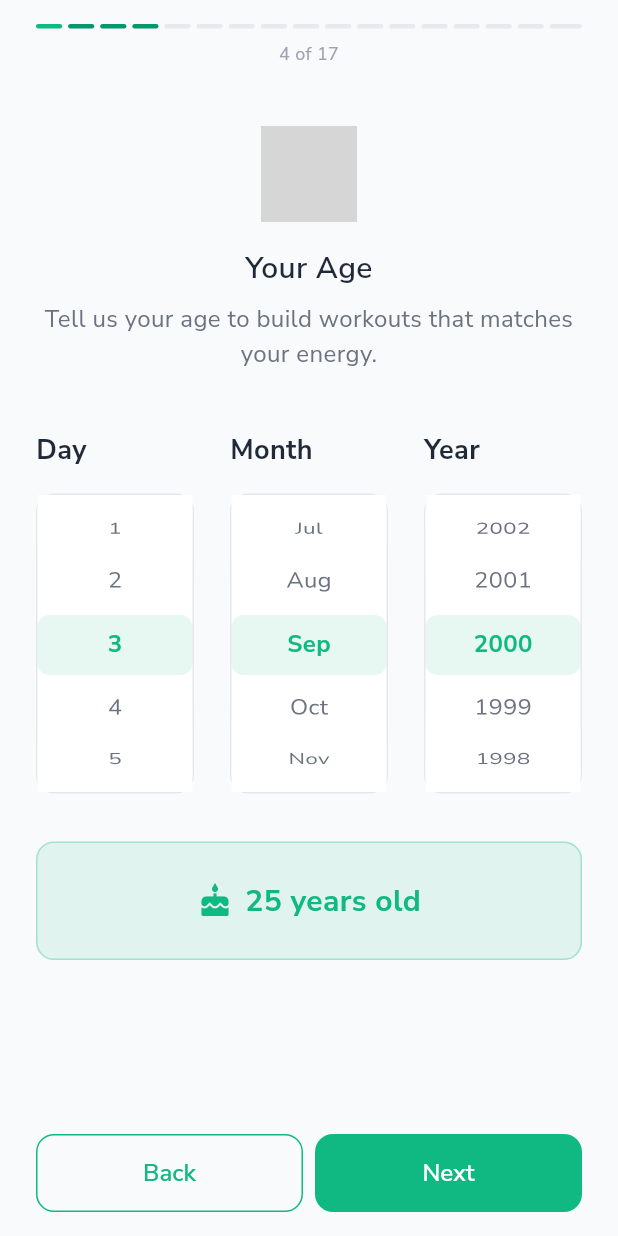
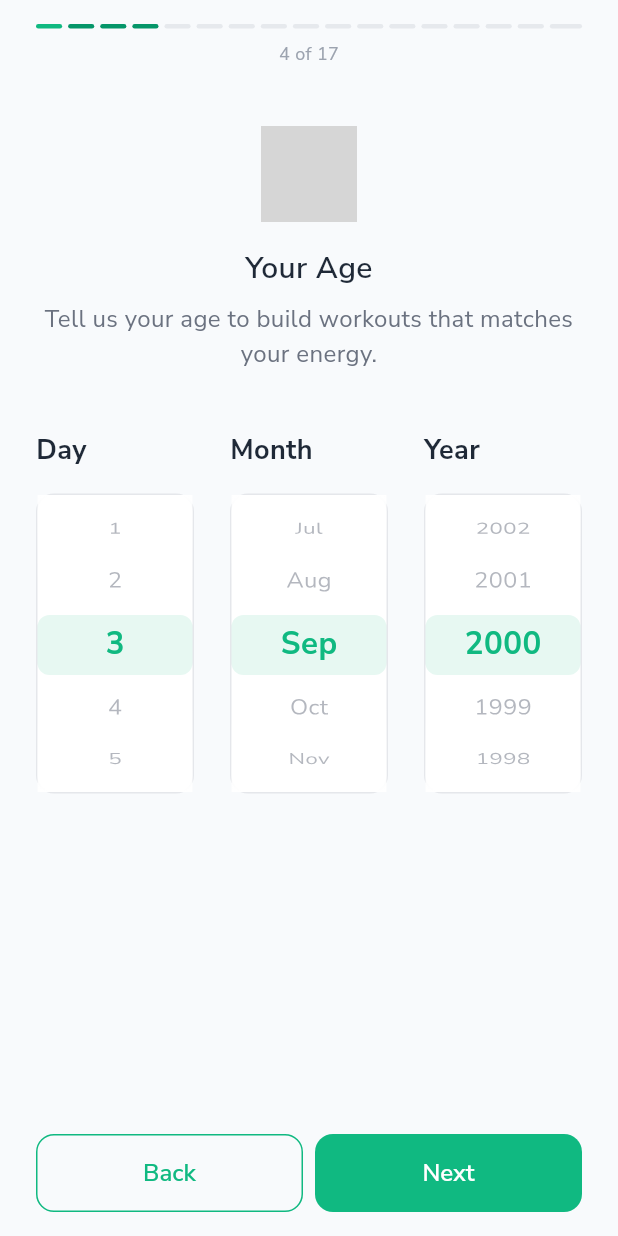
Before and after one commit to mahmoudal99/moctarnutrition, a Flutter app: the OnboardingScreen screen opened by its route, swiped to page 4, on a phone screen of 412 x 824 dp. Run offline on Flutter 3.47's test engine with Material 3 defaults, Android fonts, the phone set to English and light mode, and no system bars; our stand-ins replace cached_network_image, cloud_firestore, firebase_auth, firebase_core, firebase_storage, fl_chart and 15 more; missing offline and left inert: flutter_floating_bottom_bar, mobile_scanner, openfoodfacts; accounts and stored records are empty; network calls fail; project files that could hold a hidden picture were left out; grey boxes are pictures that could not be loaded.

Commit message:
Improve onboarding

```diff
--- a/lib/features/onboarding/presentation/steps/onboarding_age_step.dart
+++ b/lib/features/onboarding/presentation/steps/onboarding_age_step.dart
@@ -123,36 +123,6 @@ class _OnboardingAgeStepState extends State<OnboardingAgeStep> {
         ),
 
         const SizedBox(height: AppConstants.spacingXL),
-
-        // Age Display
-        Container(
-          padding: const EdgeInsets.all(AppConstants.spacingL),
-          decoration: BoxDecoration(
-            color: AppConstants.primaryColor.withOpacity(0.1),
-            borderRadius: BorderRadius.circular(12),
-            border: Border.all(
-              color: AppConstants.primaryColor.withOpacity(0.3),
-            ),
-          ),
-          child: Row(
-            mainAxisAlignment: MainAxisAlignment.center,
-            children: [
-              const Icon(
-                Icons.cake,
-                color: AppConstants.primaryColor,
-                size: 24,
-              ),
-              const SizedBox(width: AppConstants.spacingS),
-              Text(
-                '$_calculatedAge years old',
-                style: AppTextStyles.heading4.copyWith(
-                  color: AppConstants.primaryColor,
-                  fontWeight: FontWeight.bold,
-                ),
-              ),
-            ],
-          ),
-        ),
       ],
     );
   }
@@ -223,6 +193,10 @@ class _OnboardingAgeStepState extends State<OnboardingAgeStep> {
           ListWheelScrollView(
             itemExtent: 40,
             diameterRatio: 1.5,
+            physics: const FixedExtentScrollPhysics(),
+            magnification: 1.3,
+            useMagnifier: true,
+            overAndUnderCenterOpacity: 0.5,
             controller:
                 FixedExtentScrollController(initialItem: _selectedDay - 1),
             onSelectedItemChanged: (index) {
@@ -341,6 +315,10 @@ class _OnboardingAgeStepState extends State<OnboardingAgeStep> {
           ListWheelScrollView(
             itemExtent: 40,
             diameterRatio: 1.5,
+            physics: const FixedExtentScrollPhysics(),
+            magnification: 1.3,
+            useMagnifier: true,
+            overAndUnderCenterOpacity: 0.5,
             controller:
                 FixedExtentScrollController(initialItem: _selectedMonth - 1),
             onSelectedItemChanged: (index) {
@@ -450,6 +428,10 @@ class _OnboardingAgeStepState extends State<OnboardingAgeStep> {
           ListWheelScrollView(
             itemExtent: 40,
             diameterRatio: 1.5,
+            physics: const FixedExtentScrollPhysics(),
+            magnification: 1.3,
+            useMagnifier: true,
+            overAndUnderCenterOpacity: 0.5,
             controller: FixedExtentScrollController(
                 initialItem: endYear - _selectedYear),
             onSelectedItemChanged: (index) {
```
Also changed, not shown: lib/features/onboarding/presentation/steps/onboarding_desired_weight_step.dart (+22 -15 lines), lib/features/onboarding/presentation/steps/onboarding_gender_step.dart (+27 -8 lines), lib/features/onboarding/presentation/steps/onboarding_height_weight_step.dart (+20 -0 lines), 1 other file.
